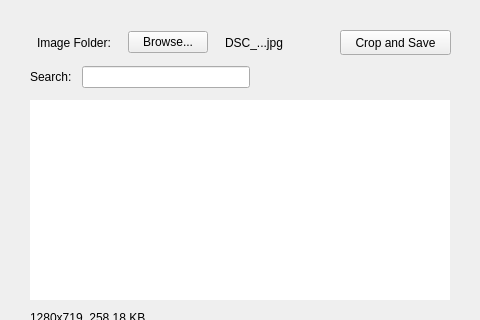
Old version of the form gui/gui.ui in the repository ntu-sdi/dataset-labelling-tool; both pictures show x 0 to 480 and y 0 to 320 of the 480 by 630 pixel window.
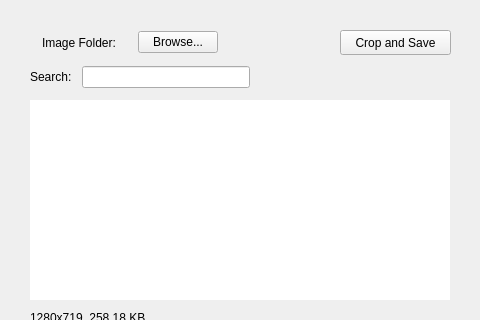
New version of the form.

Diff of the .ui file:
```diff
--- a/gui/gui.ui
+++ b/gui/gui.ui
@@ -46,7 +46,7 @@
       <rect>
        <x>20</x>
        <y>20</y>
-       <width>261</width>
+       <width>201</width>
        <height>25</height>
       </rect>
      </property>
@@ -110,19 +110,6 @@
         </property>
        </widget>
       </item>
-      <item>
-       <widget class="QLabel" name="ImageFolderLabel">
-        <property name="sizePolicy">
-         <sizepolicy hsizetype="Maximum" vsizetype="Preferred">
-          <horstretch>0</horstretch>
-          <verstretch>0</verstretch>
-         </sizepolicy>
-        </property>
-        <property name="text">
-         <string>DSC_...jpg</string>
-        </property>
-       </widget>
-      </item>
      </layout>
     </widget>
     <widget class="QPushButton" name="CropSaveButton">
```
